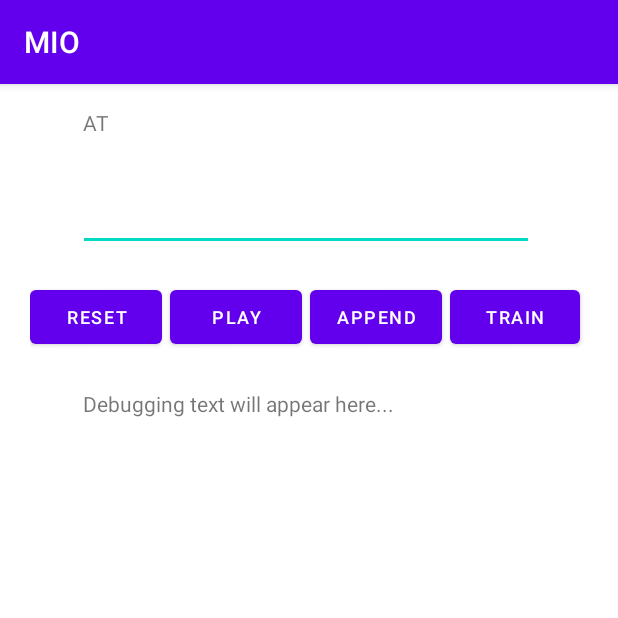
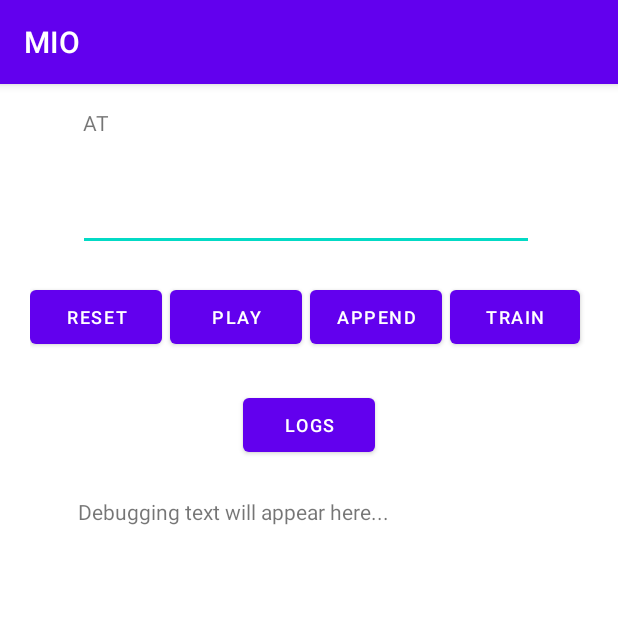
Before and after one commit to dave-ck/MIO, an Android app: the screen it shows after launch (MainActivity), on a phone screen of 412 x 824 dp, the top half of it. Run offline under Robolectric (Android 15) with nearby library versions, the phone set to English and light mode, and no system bars.

Commit message:
commit pre- layout rework

```diff
--- a/app/src/main/java/mio/dotdotdash/org/MainActivity.java
+++ b/app/src/main/java/mio/dotdotdash/org/MainActivity.java
@@ -17,6 +17,7 @@ import java.util.ArrayList;
 
 public class MainActivity extends AppCompatActivity {
     public static final String EXTRA_NORTHUMBRIA = "mio.dotdotdash.org.NORTHUMBRIA";
+    public static final String EXTRA_LOG = "mio.dotdotdash.org.LOG";
 
     @Override
     protected void onCreate(Bundle savedInstanceState) {
@@ -82,7 +83,6 @@ public class MainActivity extends AppCompatActivity {
     @SuppressLint("SetTextI18n")
     public void toMorsePracticeActivity(View v){
         TextView debugTextView = findViewById(R.id.debugTextView);
-        debugTextView.setText("Pressed!");
         Intent intent = new Intent(this, MorsePracticeActivity.class);
         EditText editText = (EditText) findViewById(R.id.appendStrEditText);
         String message = editText.getText().toString();
@@ -103,6 +103,10 @@ public class MainActivity extends AppCompatActivity {
         script.add("CHAT");
         intent.putExtra(EXTRA_NORTHUMBRIA, script);
         startActivity(intent);
+    }
 
+    public void toLogsActivity(View view) {
+        Intent intent = new Intent(this, LogsActivity.class);
+        startActivity(intent);
     }
 }
--- a/app/src/main/java/mio/dotdotdash/org/MorseInputMethodService.java
+++ b/app/src/main/java/mio/dotdotdash/org/MorseInputMethodService.java
@@ -126,6 +126,7 @@ public class MorseInputMethodService extends InputMethodService implements Keybo
     public void swipeDown() {
         InputConnection inputConnection = getCurrentInputConnection();
         inputConnection.commitText(" \\ ", 1);
+        vibrator.vibrate((long) 2000);
         // toggle mode
         if (morseMode) {
             morseMode = false;
--- a/app/src/main/java/mio/dotdotdash/org/MorsePracticeActivity.java
+++ b/app/src/main/java/mio/dotdotdash/org/MorsePracticeActivity.java
@@ -55,9 +55,7 @@ public class MorsePracticeActivity extends AppCompatActivity {
         nextPrompt();
 
 
-        promptTextView.setOnClickListener(new View.OnClickListener() {
-            @Override
-            public void onClick(View v) {
+        promptTextView.setOnClickListener(v -> {
             if (Build.VERSION.SDK_INT >= 26) {
                 answerTextView.setText("\nAPI GEQ 26 DETECTED");
                 vibrator.vibrate(VibrationEffect.createOneShot(200, VibrationEffect.DEFAULT_AMPLITUDE));
@@ -73,7 +71,6 @@ public class MorsePracticeActivity extends AppCompatActivity {
                     txtOut += answerTextView.getText().toString();
                     txtOut += e.getMessage();
                     answerTextView.setText(txtOut);
-                    }
                 }
             }
         });
--- a/app/src/main/res/layout/activity_main.xml
+++ b/app/src/main/res/layout/activity_main.xml
@@ -73,16 +73,30 @@
             android:onClick="toMorsePracticeActivity"
             android:text="Train"
             android:textSize="12sp" />
+
     </LinearLayout>
+
+    <Button
+        android:id="@+id/logsBtn"
+        android:layout_width="wrap_content"
+        android:layout_height="wrap_content"
+        android:layout_marginTop="20dp"
+        android:onClick="toLogsActivity"
+        android:text="Logs"
+        android:textSize="12sp"
+        app:layout_constraintEnd_toEndOf="parent"
+        app:layout_constraintStart_toStartOf="parent"
+        app:layout_constraintTop_toBottomOf="@+id/linearLayout" />
 
     <TextView
         android:id="@+id/debugTextView"
         android:layout_width="301dp"
         android:layout_height="138dp"
-        android:layout_marginTop="20dp"
+        android:layout_marginTop="24dp"
         android:height="120sp"
         android:text="Debugging text will appear here..."
         app:layout_constraintEnd_toEndOf="parent"
+        app:layout_constraintHorizontal_bias="0.472"
         app:layout_constraintStart_toStartOf="parent"
-        app:layout_constraintTop_toBottomOf="@+id/linearLayout" />
+        app:layout_constraintTop_toBottomOf="@+id/logsBtn" />
 </androidx.constraintlayout.widget.ConstraintLayout>
--- a/app/src/main/res/values/colors.xml
+++ b/app/src/main/res/values/colors.xml
@@ -8,5 +8,6 @@
     <color name="black">#FF000000</color>
     <color name="white">#FFFFFFFF</color>
     <color name="yellow">#F9C642</color>
+    <color name="red">#FF0000</color>
     <color name="colorPrimary">#4336F4</color>
 </resources>
```
Also changed, not shown: app/src/main/AndroidManifest.xml (+4 -3 lines), app/src/main/java/mio/dotdotdash/org/FileAccess.java (added, +64 -0 lines), app/src/main/java/mio/dotdotdash/org/LogsActivity.java (added, +43 -0 lines), app/src/main/res/layout/activity_logs.xml (added, +19 -0 lines). Lines whose indentation alone changed are shown as unchanged.
